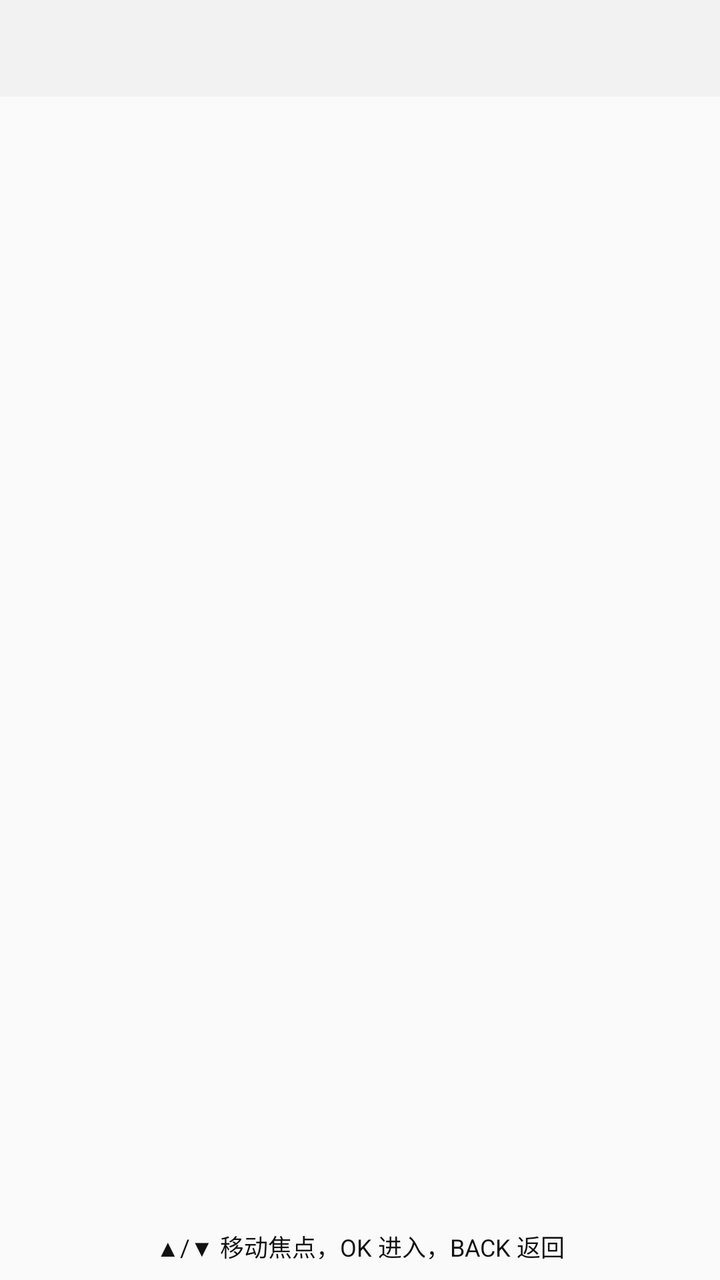
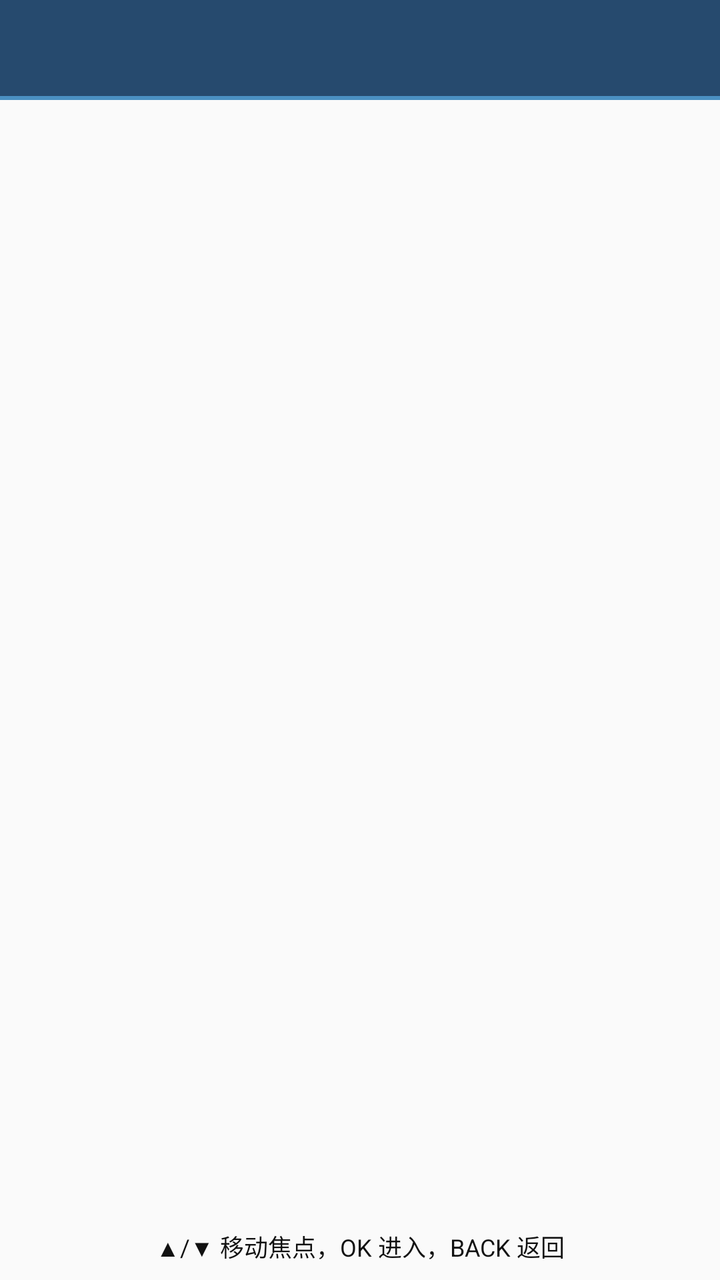

Before-and-after screenshots of an Android layout around one commit, followed by the original layout XML and the change that was made.
<!-- AndroidManifest.xml: application theme GarahoTheme -->
<!-- res/layout/activity_menu.xml -->
<?xml version="1.0" encoding="utf-8"?>
<LinearLayout xmlns:android="http://schemas.android.com/apk/res/android"
    android:layout_width="match_parent"
    android:layout_height="match_parent"
    android:orientation="vertical">

    <TextView
        android:id="@+id/menu_title"
        android:layout_width="match_parent"
        android:layout_height="wrap_content"
        android:padding="12dp"
        android:background="@color/candidate_bg"
        android:textColor="@color/primary_text"
        android:textSize="18sp"
        android:textStyle="bold" />

    <ListView
        android:id="@+id/menu_list"
        android:layout_width="match_parent"
        android:layout_height="0dp"
        android:layout_weight="1"
        android:listSelector="@drawable/list_selector"
        android:drawSelectorOnTop="false"
        android:focusable="true"
        android:focusableInTouchMode="true" />

    <TextView
        android:id="@+id/menu_hint"
        android:layout_width="match_parent"
        android:layout_height="wrap_content"
        android:padding="8dp"
        android:gravity="center"
        android:textColor="@color/primary_text"
        android:textSize="12sp"
        android:text="@string/menu_hint_nav" />

</LinearLayout>
<!-- resources referenced by this layout -->
<resources>
  <color name="candidate_bg">#FFF2F2F2</color>
  <color name="primary_text">#FF111111</color>
  <!-- drawable list_selector (drawable) -->
  <?xml version="1.0" encoding="utf-8"?>
  <selector xmlns:android="http://schemas.android.com/apk/res/android">
      <item android:state_focused="true" android:drawable="@color/candidate_focus" />
      <item android:state_pressed="true" android:drawable="@color/candidate_focus" />
      <item android:state_activated="true" android:drawable="@color/candidate_focus" />
      <item android:drawable="@android:color/transparent" />
  </selector>
  <string name="menu_hint_nav">▲/▼ 移动焦点，OK 进入，BACK 返回</string>
  <style name="GarahoTheme" parent="Theme.AppCompat.Light.NoActionBar">
          <item name="android:buttonStyle">@android:style/Widget.Button</item>
      </style>
  <color name="candidate_focus">#FF336699</color>
</resources>

<!-- the commit's change to res/layout/activity_menu.xml (unified diff, before → after) -->
@@ -4,15 +4,42 @@
     android:layout_height="match_parent"
     android:orientation="vertical">
 
-    <TextView
-        android:id="@+id/menu_title"
+    
+    <LinearLayout
         android:layout_width="match_parent"
         android:layout_height="wrap_content"
-        android:padding="12dp"
-        android:background="@color/candidate_bg"
-        android:textColor="@color/primary_text"
-        android:textSize="18sp"
-        android:textStyle="bold" />
+        android:orientation="horizontal"
+        android:gravity="center_vertical"
+        android:background="@color/brand_primary_dark"
+        android:minHeight="48dp"
+        android:paddingStart="12dp"
+        android:paddingEnd="12dp"
+        android:paddingTop="8dp"
+        android:paddingBottom="8dp">
+
+        <ImageView
+            android:layout_width="32dp"
+            android:layout_height="32dp"
+            android:layout_marginEnd="10dp"
+            android:adjustViewBounds="true"
+            android:src="@mipmap/ic_launcher"
+            android:contentDescription="@string/app_name" />
+
+        <TextView
+            android:id="@+id/menu_title"
+            android:layout_width="0dp"
+            android:layout_height="wrap_content"
+            android:layout_weight="1"
+            android:gravity="center_vertical"
+            android:textColor="@color/candidate_focus_text"
+            android:textSize="18sp"
+            android:textStyle="bold" />
+    </LinearLayout>
+
+    <View
+        android:layout_width="match_parent"
+        android:layout_height="2dp"
+        android:background="@color/brand_accent" />
 
     <ListView
         android:id="@+id/menu_list"
<!-- resource entries referenced after the edit -->
@@ -1,19 +1,94 @@
 <!-- resources referenced by this layout -->
 <resources>
-  <color name="candidate_bg">#FFF2F2F2</color>
+  <color name="brand_accent">#FF4A90C2</color>
+  <color name="brand_primary_dark">#FF264A6E</color>
+  <color name="candidate_focus_text">#FFFFFFFF</color>
   <color name="primary_text">#FF111111</color>
   <!-- drawable list_selector (drawable) -->
   <?xml version="1.0" encoding="utf-8"?>
   <selector xmlns:android="http://schemas.android.com/apk/res/android">
-      <item android:state_focused="true" android:drawable="@color/candidate_focus" />
-      <item android:state_pressed="true" android:drawable="@color/candidate_focus" />
-      <item android:state_activated="true" android:drawable="@color/candidate_focus" />
+      <item android:state_focused="true" android:drawable="@drawable/list_focus_bg" />
+      <item android:state_pressed="true" android:drawable="@drawable/list_focus_bg" />
+      <item android:state_activated="true" android:drawable="@drawable/list_focus_bg" />
       <item android:drawable="@android:color/transparent" />
   </selector>
+  <!-- mipmap ic_launcher (mipmap-anydpi-v26) -->
+  <?xml version="1.0" encoding="utf-8"?>
+  <adaptive-icon xmlns:android="http://schemas.android.com/apk/res/android">
+      <background android:drawable="@color/ic_launcher_background"/>
+      <foreground android:drawable="@drawable/ic_launcher_foreground"/>
+      <monochrome android:drawable="@drawable/ic_launcher_foreground"/>
+  </adaptive-icon>
+  <string name="app_name">WindIme</string>
   <string name="menu_hint_nav">▲/▼ 移动焦点，OK 进入，BACK 返回</string>
   <style name="GarahoTheme" parent="Theme.AppCompat.Light.NoActionBar">
           <item name="android:buttonStyle">@android:style/Widget.Button</item>
       </style>
-  <color name="candidate_focus">#FF336699</color>
+  <!-- drawable list_focus_bg (drawable) -->
+  <?xml version="1.0" encoding="utf-8"?>
+  <shape xmlns:android="http://schemas.android.com/apk/res/android"
+      android:shape="rectangle">
+      <solid android:color="@color/list_focus_fill" />
+      <stroke
+          android:width="2dp"
+          android:color="@color/list_focus_border" />
+  </shape>
+  <color name="ic_launcher_background">#379E7A</color>
+  <!-- drawable ic_launcher_foreground (drawable) -->
+  <vector xmlns:android="http://schemas.android.com/apk/res/android"
+      android:width="108dp"
+      android:height="108dp"
+      android:viewportWidth="224"
+      android:viewportHeight="160">
+    <group android:scaleX="0.36"
+        android:scaleY="0.25714287"
+        android:translateX="71.68"
+        android:translateY="59.42857">
+      <path
+          android:pathData="M16,8L208,8A8,8 0,0 1,216 16L216,144A8,8 0,0 1,208 152L16,152A8,8 0,0 1,8 144L8,16A8,8 0,0 1,16 8z"
+          android:strokeLineJoin="round"
+          android:strokeWidth="16"
+          android:fillColor="#00000000"
+          android:strokeColor="#fff"
+          android:strokeLineCap="round"/>
+      <path
+          android:pathData="M40,80L184,80"
+          android:strokeLineJoin="round"
+          android:strokeWidth="16"
+          android:fillColor="#00000000"
+          android:strokeColor="#fff"
+          android:strokeLineCap="round"/>
+      <path
+          android:pathData="M40,48L184,48"
+          android:strokeLineJoin="round"
+          android:strokeWidth="16"
+          android:fillColor="#00000000"
+          android:strokeColor="#fff"
+          android:strokeLineCap="round"/>
+      <path
+          android:pathData="M40,112L48,112"
+          android:strokeLineJoin="round"
+          android:strokeWidth="16"
+          android:fillColor="#00000000"
+          android:strokeColor="#fff"
+          android:strokeLineCap="round"/>
+      <path
+          android:pathData="M80,112L144,112"
+          android:strokeLineJoin="round"
+          android:strokeWidth="16"
+          android:fillColor="#00000000"
+          android:strokeColor="#fff"
+          android:strokeLineCap="round"/>
+      <path
+          android:pathData="M176,112L184,112"
+          android:strokeLineJoin="round"
+          android:strokeWidth="16"
+          android:fillColor="#00000000"
+          android:strokeColor="#fff"
+          android:strokeLineCap="round"/>
+    </group>
+  </vector>
+  <color name="list_focus_fill">#FFDCEAF5</color>
+  <color name="list_focus_border">#FF336699</color>
 </resources>
 
